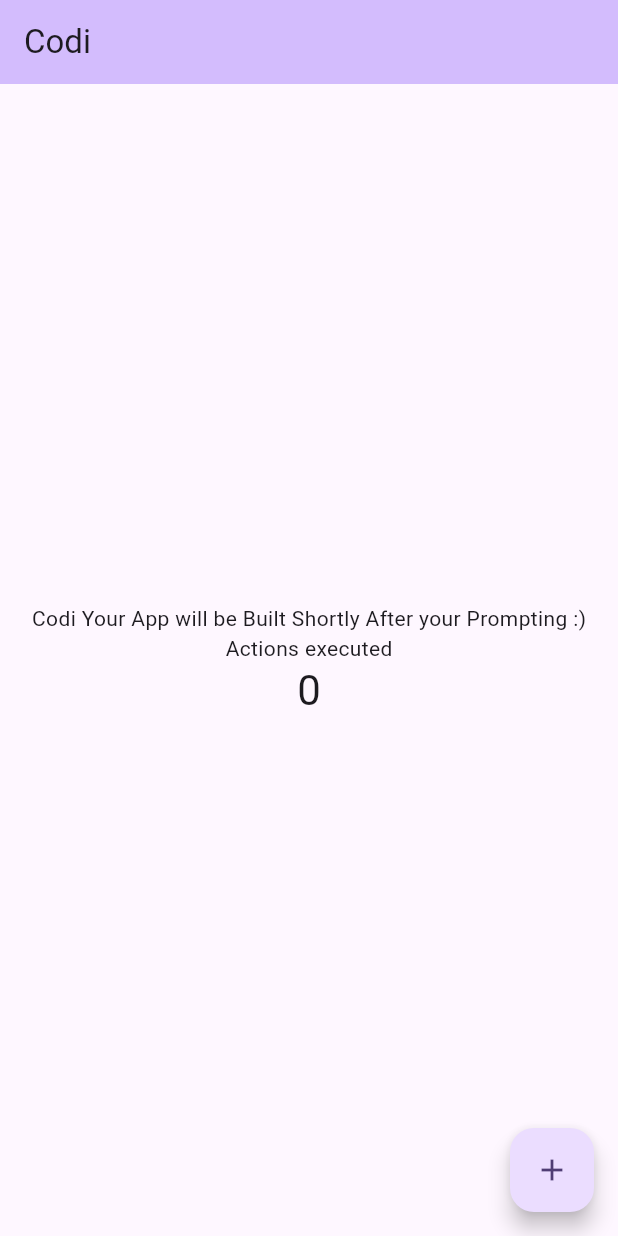
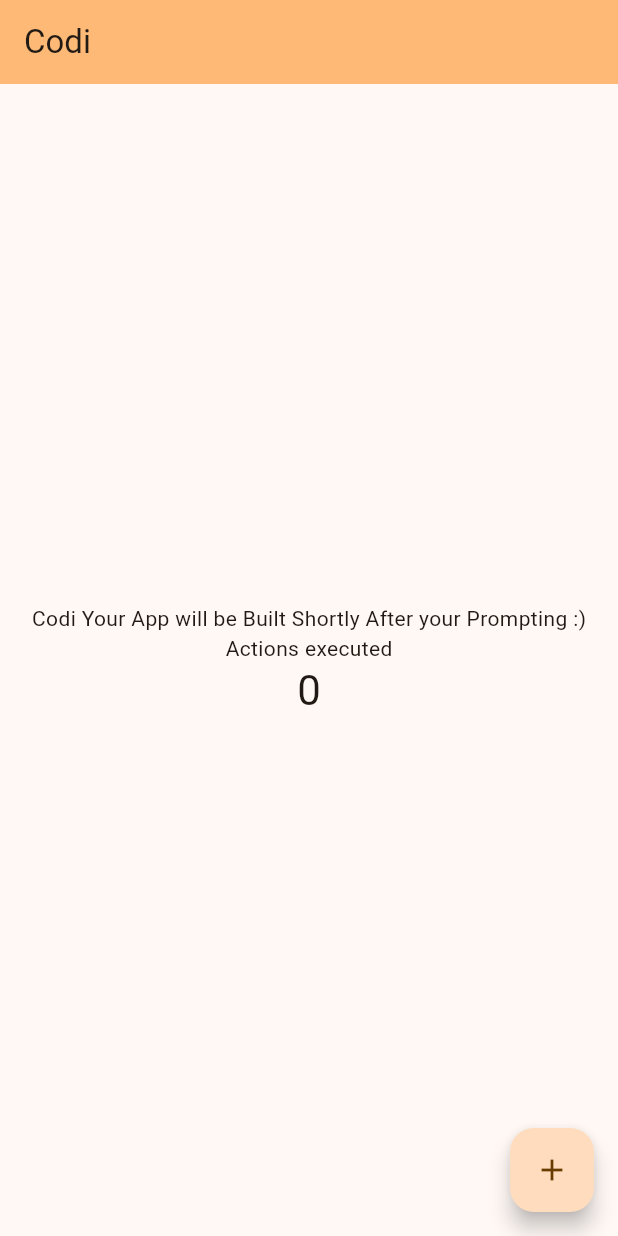
Before and after one commit to ineffablesam/church-app-testing, a Flutter app: the screen it shows after launch, on a phone screen of 412 x 824 dp. Run offline on Flutter 3.47's test engine with Material 3 defaults, Android fonts, the phone set to English and light mode, and no system bars.

Commit message:
feat: change the primary app theme to orange

```diff
--- a/lib/main.dart
+++ b/lib/main.dart
@@ -13,7 +13,7 @@ class MyApp extends StatelessWidget {
       title: 'Codi',
       debugShowCheckedModeBanner: false,
       theme: ThemeData(
-        colorScheme: ColorScheme.fromSeed(seedColor: Colors.deepPurple),
+        colorScheme: ColorScheme.fromSeed(seedColor: Colors.orange),
         useMaterial3: true,
       ),
       home: const HomePage(title: 'Codi'),
```
